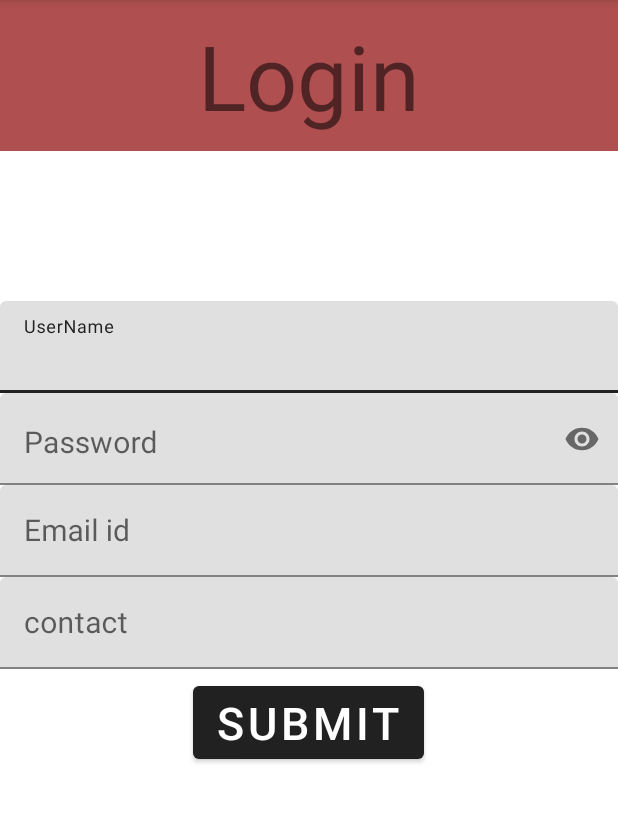
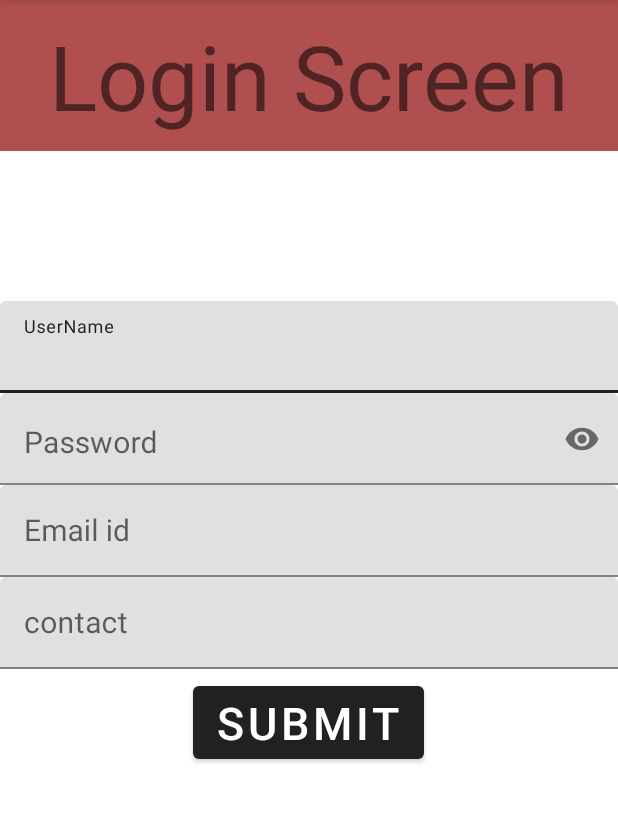
Before and after one commit to anushaandroid/android-training, an Android app: the screen it shows after launch (Registration), on a phone screen of 412 x 824 dp, the part 84-907 px from its top. Run offline under Robolectric (Android 15) with nearby library versions, the phone set to English and light mode, and no system bars.

Commit message:
updated registration screen

```diff
--- a/app/src/main/res/layout/activity_registration.xml
+++ b/app/src/main/res/layout/activity_registration.xml
@@ -14,7 +14,7 @@
         android:layout_width="match_parent"
         android:layout_height="wrap_content"
         android:gravity="center"
-        android:text="Login"
+        android:text="Login Screen"
         android:textSize="60sp"
         android:background="#AF4F4F"
         android:padding="10dp" />
```
